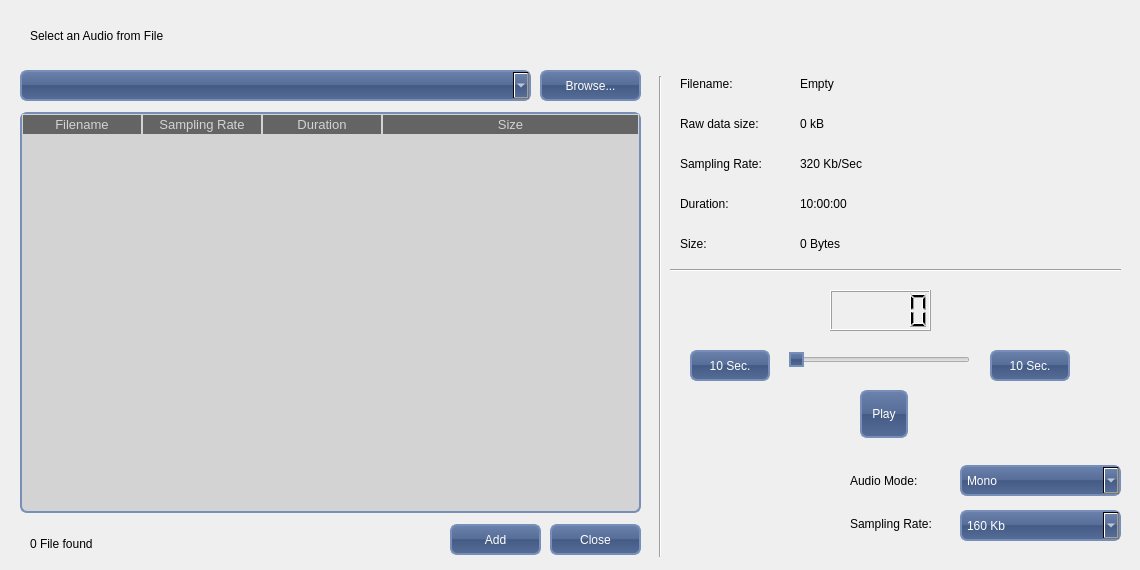
Above: AddingAudio.ui from aroyer-qc/GUI_Builder before the change. Below: the same form after it.
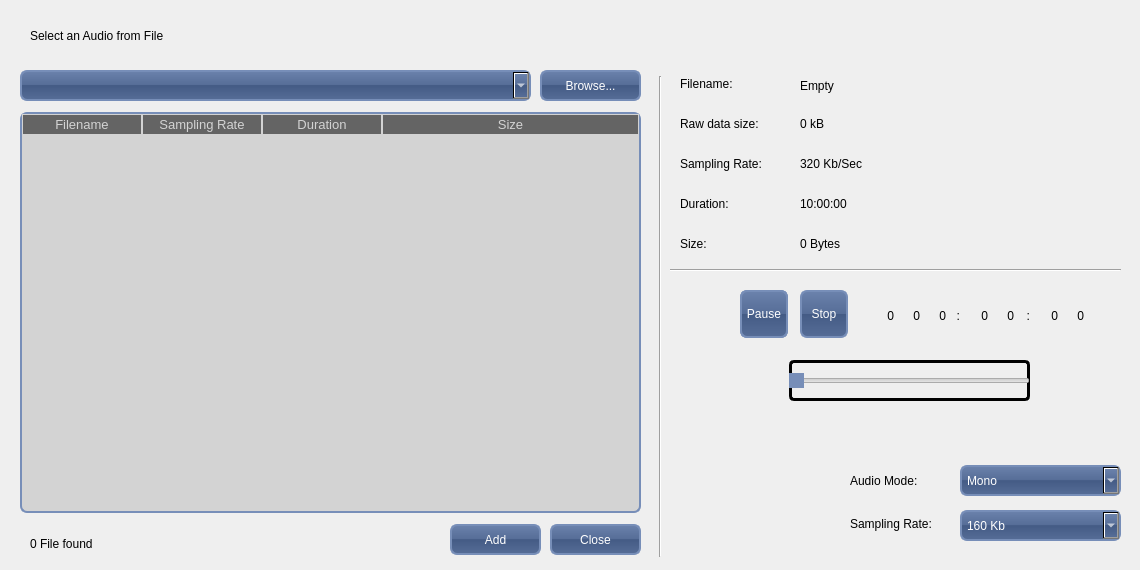
That is the form after the change. Icons and pictures are not drawn.

What changed in the file:
```diff
--- a/AddingAudio.ui
+++ b/AddingAudio.ui
@@ -172,14 +172,7 @@
 border-style: solid;
 /*border-radius: 1px;*/
 }
-
-
-QSlider::handle:horizontal {
-background-color: QLinearGradient( x1: 0, y1: 0, x2: 0, y2: 1,  stop: 0 #6B82AC, stop: 0.49 #566D97, stop: 0.5 #445B85, stop: 1 #566D97);
-border-width: 2px;
-border-color: #778EB8;
-border-style: solid;
-}</string>
+</string>
   </property>
   <widget class="QComboBox" name="ComboBoxDirectory">
    <property name="geometry">
@@ -555,11 +548,11 @@
      <x>800</x>
      <y>70</y>
      <width>321</width>
-     <height>27</height>
+     <height>31</height>
     </rect>
    </property>
    <property name="sizePolicy">
-    <sizepolicy hsizetype="Fixed" vsizetype="Fixed">
+    <sizepolicy hsizetype="Fixed" vsizetype="Expanding">
      <horstretch>0</horstretch>
      <verstretch>0</verstretch>
     </sizepolicy>
@@ -567,6 +560,9 @@
    <property name="text">
     <string>Empty</string>
    </property>
+   <property name="wordWrap">
+    <bool>true</bool>
+   </property>
   </widget>
   <widget class="QLabel" name="LabelStaticSamplingRate">
    <property name="geometry">
@@ -754,21 +750,8 @@
   <widget class="QPushButton" name="pushButton">
    <property name="geometry">
     <rect>
-     <x>690</x>
-     <y>350</y>
-     <width>80</width>
-     <height>31</height>
-    </rect>
-   </property>
-   <property name="text">
-    <string>10 Sec.</string>
-   </property>
-  </widget>
-  <widget class="QPushButton" name="pushButton_3">
-   <property name="geometry">
-    <rect>
-     <x>860</x>
-     <y>390</y>
+     <x>740</x>
+     <y>290</y>
      <width>48</width>
      <height>48</height>
     </rect>
@@ -777,42 +760,332 @@
     <string>Play</string>
    </property>
   </widget>
-  <widget class="QPushButton" name="pushButton_2">
-   <property name="geometry">
-    <rect>
-     <x>990</x>
-     <y>350</y>
-     <width>80</width>
-     <height>31</height>
-    </rect>
-   </property>
-   <property name="text">
-    <string>10 Sec.</string>
-   </property>
-  </widget>
   <widget class="QSlider" name="horizontalSlider">
    <property name="geometry">
     <rect>
      <x>789</x>
-     <y>339</y>
-     <width>181</width>
+     <y>360</y>
+     <width>241</width>
      <height>41</height>
     </rect>
    </property>
+   <property name="styleSheet">
+    <string notr="true">
+QSlider {
+border: 3px solid black;
+border-radius: 5px;
+padding: 2px;
+margin: 0px;
+ }
+
+QSlider::handle:horizontal {
+background-color: QLinearGradient( x1: 0, y1: 0, x2: 0, y2: 1,  stop: 0 #6B82AC, stop: 0.49 #566D97, stop: 0.5 #445B85, stop: 1 #566D97);
+border-width: 12px;
+border-color: #778EB8;
+border-style: solid;
+margin: 14px;
+}</string>
+   </property>
    <property name="orientation">
     <enum>Qt::Horizontal</enum>
    </property>
   </widget>
-  <widget class="QLCDNumber" name="lcdNumber">
+  <widget class="QPushButton" name="pushButtonStop">
    <property name="geometry">
     <rect>
-     <x>830</x>
+     <x>800</x>
      <y>290</y>
-     <width>101</width>
-     <height>41</height>
+     <width>48</width>
+     <height>48</height>
     </rect>
    </property>
+   <property name="text">
+    <string>Stop</string>
+   </property>
   </widget>
+  <widget class="QLabel" name="LabelAudioPlayTimeHour100">
+   <property name="geometry">
+    <rect>
+     <x>870</x>
+     <y>290</y>
+     <width>24</width>
+     <height>51</height>
+    </rect>
+   </property>
+   <property name="sizePolicy">
+    <sizepolicy hsizetype="Fixed" vsizetype="Fixed">
+     <horstretch>0</horstretch>
+     <verstretch>0</verstretch>
+    </sizepolicy>
+   </property>
+   <property name="styleSheet">
+    <string notr="true">font: bold italic 36pt &quot;DS-Digital&quot;;
+</string>
+   </property>
+   <property name="text">
+    <string>0</string>
+   </property>
+   <property name="alignment">
+    <set>Qt::AlignmentFlag::AlignRight|Qt::AlignmentFlag::AlignTrailing|Qt::AlignmentFlag::AlignVCenter</set>
+   </property>
+  </widget>
+  <widget class="QPushButton" name="pushButtonPause">
+   <property name="geometry">
+    <rect>
+     <x>740</x>
+     <y>290</y>
+     <width>48</width>
+     <height>48</height>
+    </rect>
+   </property>
+   <property name="text">
+    <string>Pause</string>
+   </property>
+  </widget>
+  <widget class="QLabel" name="LabelAudioPlayTimeHour10">
+   <property name="geometry">
+    <rect>
+     <x>896</x>
+     <y>290</y>
+     <width>24</width>
+     <height>51</height>
+    </rect>
+   </property>
+   <property name="sizePolicy">
+    <sizepolicy hsizetype="Fixed" vsizetype="Fixed">
+     <horstretch>0</horstretch>
+     <verstretch>0</verstretch>
+    </sizepolicy>
+   </property>
+   <property name="styleSheet">
+    <string notr="true">font: bold italic 36pt &quot;DS-Digital&quot;;
+</string>
+   </property>
+   <property name="text">
+    <string>0</string>
+   </property>
+   <property name="alignment">
+    <set>Qt::AlignmentFlag::AlignRight|Qt::AlignmentFlag::AlignTrailing|Qt::AlignmentFlag::AlignVCenter</set>
+   </property>
+  </widget>
+  <widget class="QLabel" name="LabelAudioPlayTimeHour1">
+   <property name="geometry">
+    <rect>
+     <x>922</x>
+     <y>290</y>
+     <width>24</width>
+     <height>51</height>
+    </rect>
+   </property>
+   <property name="sizePolicy">
+    <sizepolicy hsizetype="Fixed" vsizetype="Fixed">
+     <horstretch>0</horstretch>
+     <verstretch>0</verstretch>
+    </sizepolicy>
+   </property>
+   <property name="styleSheet">
+    <string notr="true">font: bold italic 36pt &quot;DS-Digital&quot;;
+</string>
+   </property>
+   <property name="text">
+    <string>0</string>
+   </property>
+   <property name="alignment">
+    <set>Qt::AlignmentFlag::AlignRight|Qt::AlignmentFlag::AlignTrailing|Qt::AlignmentFlag::AlignVCenter</set>
+   </property>
+  </widget>
+  <widget class="QLabel" name="LabelStaticAudioPlayDot1">
+   <property name="geometry">
+    <rect>
+     <x>950</x>
+     <y>290</y>
+     <width>10</width>
+     <height>51</height>
+    </rect>
+   </property>
+   <property name="sizePolicy">
+    <sizepolicy hsizetype="Fixed" vsizetype="Fixed">
+     <horstretch>0</horstretch>
+     <verstretch>0</verstretch>
+    </sizepolicy>
+   </property>
+   <property name="styleSheet">
+    <string notr="true">font: bold italic 36pt &quot;DS-Digital&quot;;
+</string>
+   </property>
+   <property name="text">
+    <string>:</string>
+   </property>
+   <property name="alignment">
+    <set>Qt::AlignmentFlag::AlignRight|Qt::AlignmentFlag::AlignTrailing|Qt::AlignmentFlag::AlignVCenter</set>
+   </property>
+  </widget>
+  <widget class="QLabel" name="LabelStaticAudioPlayDot2">
+   <property name="geometry">
+    <rect>
+     <x>1020</x>
+     <y>290</y>
+     <width>10</width>
+     <height>51</height>
+    </rect>
+   </property>
+   <property name="sizePolicy">
+    <sizepolicy hsizetype="Fixed" vsizetype="Fixed">
+     <horstretch>0</horstretch>
+     <verstretch>0</verstretch>
+    </sizepolicy>
+   </property>
+   <property name="styleSheet">
+    <string notr="true">font: bold italic 36pt &quot;DS-Digital&quot;;
+</string>
+   </property>
+   <property name="text">
+    <string>:</string>
+   </property>
+   <property name="alignment">
+    <set>Qt::AlignmentFlag::AlignRight|Qt::AlignmentFlag::AlignTrailing|Qt::AlignmentFlag::AlignVCenter</set>
+   </property>
+  </widget>
+  <widget class="QLabel" name="LabelAudioPlayTimeMinute10">
+   <property name="geometry">
+    <rect>
+     <x>964</x>
+     <y>290</y>
+     <width>24</width>
+     <height>51</height>
+    </rect>
+   </property>
+   <property name="sizePolicy">
+    <sizepolicy hsizetype="Fixed" vsizetype="Fixed">
+     <horstretch>0</horstretch>
+     <verstretch>0</verstretch>
+    </sizepolicy>
+   </property>
+   <property name="styleSheet">
+    <string notr="true">font: bold italic 36pt &quot;DS-Digital&quot;;
+</string>
+   </property>
+   <property name="text">
+    <string>0</string>
+   </property>
+   <property name="alignment">
+    <set>Qt::AlignmentFlag::AlignRight|Qt::AlignmentFlag::AlignTrailing|Qt::AlignmentFlag::AlignVCenter</set>
+   </property>
+  </widget>
+  <widget class="QLabel" name="LabelAudioPlayTimeMinute1">
+   <property name="geometry">
+    <rect>
+     <x>990</x>
+     <y>290</y>
+     <width>24</width>
+     <height>51</height>
+    </rect>
+   </property>
+   <property name="sizePolicy">
+    <sizepolicy hsizetype="Fixed" vsizetype="Fixed">
+     <horstretch>0</horstretch>
+     <verstretch>0</verstretch>
+    </sizepolicy>
+   </property>
+   <property name="styleSheet">
+    <string notr="true">font: bold italic 36pt &quot;DS-Digital&quot;;
+</string>
+   </property>
+   <property name="text">
+    <string>0</string>
+   </property>
+   <property name="alignment">
+    <set>Qt::AlignmentFlag::AlignRight|Qt::AlignmentFlag::AlignTrailing|Qt::AlignmentFlag::AlignVCenter</set>
+   </property>
+  </widget>
+  <widget class="QLabel" name="LabelAudioPlayTimeSecond10">
+   <property name="geometry">
+    <rect>
+     <x>1034</x>
+     <y>290</y>
+     <width>24</width>
+     <height>51</height>
+    </rect>
+   </property>
+   <property name="sizePolicy">
+    <sizepolicy hsizetype="Fixed" vsizetype="Fixed">
+     <horstretch>0</horstretch>
+     <verstretch>0</verstretch>
+    </sizepolicy>
+   </property>
+   <property name="styleSheet">
+    <string notr="true">font: bold italic 36pt &quot;DS-Digital&quot;;
+</string>
+   </property>
+   <property name="text">
+    <string>0</string>
+   </property>
+   <property name="alignment">
+    <set>Qt::AlignmentFlag::AlignRight|Qt::AlignmentFlag::AlignTrailing|Qt::AlignmentFlag::AlignVCenter</set>
+   </property>
+  </widget>
+  <widget class="QLabel" name="LabelAudioPlayTimeSecond1">
+   <property name="geometry">
+    <rect>
+     <x>1060</x>
+     <y>290</y>
+     <width>24</width>
+     <height>51</height>
+    </rect>
+   </property>
+   <property name="sizePolicy">
+    <sizepolicy hsizetype="Fixed" vsizetype="Fixed">
+     <horstretch>0</horstretch>
+     <verstretch>0</verstretch>
+    </sizepolicy>
+   </property>
+   <property name="styleSheet">
+    <string notr="true">font: bold italic 36pt &quot;DS-Digital&quot;;
+</string>
+   </property>
+   <property name="text">
+    <string>0</string>
+   </property>
+   <property name="alignment">
+    <set>Qt::AlignmentFlag::AlignRight|Qt::AlignmentFlag::AlignTrailing|Qt::AlignmentFlag::AlignVCenter</set>
+   </property>
+  </widget>
+  <zorder>pushButtonPlay</zorder>
+  <zorder>pushButtonStop</zorder>
+  <zorder>horizontalSlider</zorder>
+  <zorder>LabelAudioPlayTimeHour100</zorder>
+  <zorder>ComboBoxDirectory</zorder>
+  <zorder>TableFilesFound</zorder>
+  <zorder>ButtonBrowse</zorder>
+  <zorder>LabelStaticSelect</zorder>
+  <zorder>LabelFilesFound</zorder>
+  <zorder>comboBoxAudioMode</zorder>
+  <zorder>LabelStaticAudioMode</zorder>
+  <zorder>LabelStaticConvertSamplingRate</zorder>
+  <zorder>comboBoxSamplingRate</zorder>
+  <zorder>LabelSamplingRate</zorder>
+  <zorder>LabelStaticSize</zorder>
+  <zorder>LabelStaticFilename</zorder>
+  <zorder>LabelFilename</zorder>
+  <zorder>LabelStaticSamplingRate</zorder>
+  <zorder>LabelSize</zorder>
+  <zorder>LabelStaticDuration</zorder>
+  <zorder>LabelDuration</zorder>
+  <zorder>LabelStaticDataSize</zorder>
+  <zorder>LabelDataSize</zorder>
+  <zorder>line_V_Load</zorder>
+  <zorder>line_H_Load</zorder>
+  <zorder>pushButtonAdd</zorder>
+  <zorder>pushButtonClose</zorder>
+  <zorder>pushButtonPause</zorder>
+  <zorder>LabelAudioPlayTimeHour10</zorder>
+  <zorder>LabelAudioPlayTimeHour1</zorder>
+  <zorder>LabelStaticAudioPlayDot1</zorder>
+  <zorder>LabelStaticAudioPlayDot2</zorder>
+  <zorder>LabelAudioPlayTimeMinute10</zorder>
+  <zorder>LabelAudioPlayTimeMinute1</zorder>
+  <zorder>LabelAudioPlayTimeSecond10</zorder>
+  <zorder>LabelAudioPlayTimeSecond1</zorder>
  </widget>
  <resources>
   <include location="SkinRessource.qrc"/>
```
Left out of the diff: 14 changed lines with no effect on the pictures.
